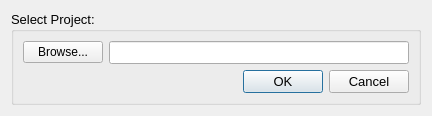
Qt form src/gui/open_project.ui (Ecotrust/delphos) before a commit.
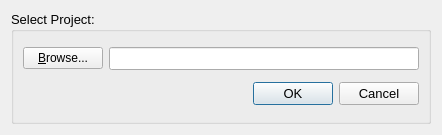
The same form after that commit.

The edit to the form file:
```diff
--- a/src/gui/open_project.ui
+++ b/src/gui/open_project.ui
@@ -5,8 +5,8 @@
    <rect>
     <x>0</x>
     <y>0</y>
-    <width>421</width>
-    <height>116</height>
+    <width>442</width>
+    <height>135</height>
    </rect>
   </property>
   <property name="font" >
@@ -42,7 +42,7 @@
            </font>
           </property>
           <property name="text" >
-           <string>Browse...</string>
+           <string>&amp;Browse...</string>
           </property>
          </widget>
         </item>
```
Left out of the diff: 3 changed lines with no effect on the pictures.
